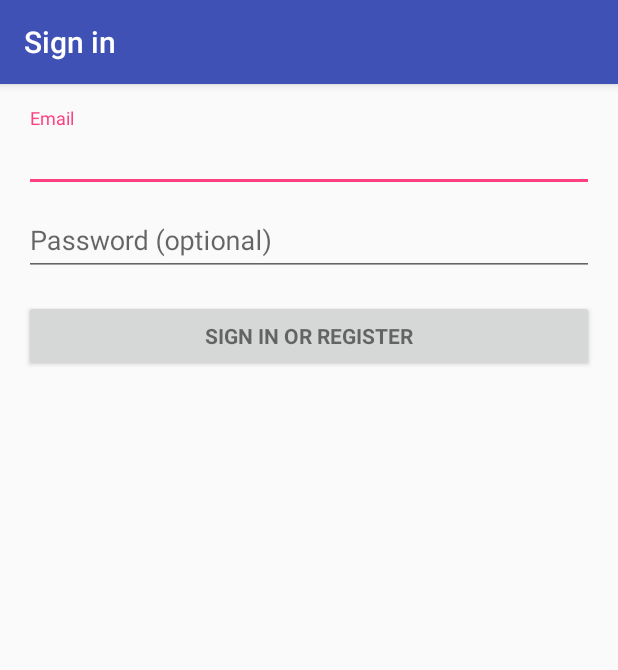
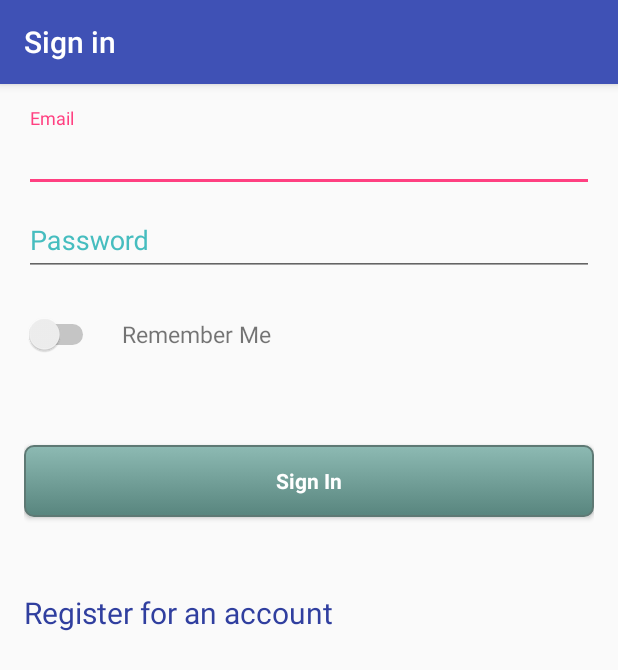
Before and after one commit to leesh86/Hackathon-Insurance-App, an Android app: the screen it shows after launch (LoginActivity), after a tap on "Login", on a phone screen of 412 x 824 dp. Shown: the top 670 px of the screen. Run offline under Robolectric (Android 15) with nearby library versions, the phone set to English and light mode, and no system bars; 2 statements that could not run were skipped.

Commit message:
login screen

```diff
--- a/app/src/main/java/com/perfecto/lees/myapplication/MainActivity.java
+++ b/app/src/main/java/com/perfecto/lees/myapplication/MainActivity.java
@@ -38,6 +38,14 @@ public class MainActivity extends AppCompatActivity
         TextView login = (TextView) findViewById(R.id.loginBtn);
 
         login.setOnClickListener(new View.OnClickListener() {
+            public void onClick(View sender) {
+                Intent i = new Intent(getApplicationContext(), LoginActivity.class);
+                startActivity(i);
+            }
+        });
+
+        Button makeAPayment = (Button) findViewById(R.id.Button01_make_payment);
+        makeAPayment.setOnClickListener(new View.OnClickListener() {
             public void onClick(View sender) {
                 Intent i = new Intent(getApplicationContext(), LoginActivity.class);
                 startActivity(i);
--- /dev/null
+++ b/app/src/main/res/drawable/login_button.xml
@@ -0,0 +1,24 @@
+<?xml version="1.0" encoding="utf-8"?>
+<selector xmlns:android="http://schemas.android.com/apk/res/android" >
+    <item android:state_pressed="true" >
+        <shape android:shape="rectangle"  >
+            <corners android:radius="6dip" />
+            <stroke android:width="1dip" android:color="#5e7974" />
+            <gradient android:angle="-90" android:startColor="#345953" android:endColor="#689a92"  />
+        </shape>
+    </item>
+    <item android:state_focused="true">
+        <shape android:shape="rectangle"  >
+            <corners android:radius="6dip" />
+            <stroke android:width="1dip" android:color="#5e7974" />
+            <solid android:color="#58857e"/>
+        </shape>
+    </item>
+    <item >
+        <shape android:shape="rectangle"  >
+            <corners android:radius="6dip" />
+            <stroke android:width="1dip" android:color="#5e7974" />
+            <gradient android:angle="-90" android:startColor="#8dbab3" android:endColor="#58857e" />
+        </shape>
+    </item>
+</selector>
--- a/app/src/main/res/layout/activity_login.xml
+++ b/app/src/main/res/layout/activity_login.xml
@@ -9,6 +9,8 @@
     android:paddingRight="@dimen/activity_horizontal_margin"
     android:paddingTop="@dimen/activity_vertical_margin"
     tools:context="com.perfecto.lees.myapplication.LoginActivity">
+
+    <!--<include layout="@layout/app_bar"/>-->
 
     <!-- Login progress -->
     <ProgressBar
@@ -32,7 +34,8 @@
 
             <android.support.design.widget.TextInputLayout
                 android:layout_width="match_parent"
-                android:layout_height="wrap_content">
+                android:layout_height="wrap_content"
+                android:textColorHint="#46bdbf">
 
                 <AutoCompleteTextView
                     android:id="@+id/email"
@@ -47,7 +50,8 @@
 
             <android.support.design.widget.TextInputLayout
                 android:layout_width="match_parent"
-                android:layout_height="wrap_content">
+                android:layout_height="wrap_content"
+                android:textColorHint="#46bdbf">
 
                 <EditText
                     android:id="@+id/password"
@@ -63,14 +67,49 @@
 
             </android.support.design.widget.TextInputLayout>
 
+            <LinearLayout
+                android:layout_width="match_parent"
+                android:layout_height="wrap_content"
+                android:orientation="horizontal">
+
+                <Switch
+                    android:id="@+id/remember_me_switch"
+                    android:layout_width="wrap_content"
+                    android:layout_height="wrap_content"
+                    android:layout_marginTop="25dp"
+                    android:switchMinWidth="50sp"
+                    android:theme="@style/Switch"/>
+
+                <TextView
+                    android:layout_width="wrap_content"
+                    android:layout_height="wrap_content"
+                    android:layout_marginLeft="15sp"
+                    android:layout_marginTop="25dp"
+                    android:text="@string/remember_me_switch"
+                    android:textSize="15sp" />
+
+            </LinearLayout>
+
             <Button
                 android:id="@+id/sign_in_button"
                 style="?android:textAppearanceSmall"
                 android:layout_width="match_parent"
                 android:layout_height="wrap_content"
-                android:layout_marginTop="16dp"
-                android:text="@string/action_sign_in"
-                android:textStyle="bold" />
+                android:layout_marginTop="60dp"
+                android:text="@string/action_sign_in_short"
+                android:textColor="#FFFFFF"
+                android:textStyle="bold"
+                android:textAllCaps="false"
+                android:background="@drawable/login_button"/>
+
+            <TextView
+                android:layout_width="wrap_content"
+                android:layout_height="wrap_content"
+                android:text="@string/register_link"
+                android:layout_marginTop="50dp"
+                android:textSize="20sp"
+                android:textColor="@color/colorPrimaryDark" />
+
 
         </LinearLayout>
     </ScrollView>
--- /dev/null
+++ b/app/src/main/res/layout/app_bar.xml
@@ -0,0 +1,11 @@
+<?xml version="1.0" encoding="utf-8"?>
+
+<android.support.v7.widget.Toolbar
+    xmlns:android="http://schemas.android.com/apk/res/android"
+    xmlns:app="http://schemas.android.com/apk/res-auto"
+    android:layout_width="match_parent"
+    android:layout_height="wrap_content"
+    android:background="@color/bright_green"
+    app:popupTheme="@style/AppTheme">
+
+</android.support.v7.widget.Toolbar>
--- a/app/src/main/res/layout/content_main.xml
+++ b/app/src/main/res/layout/content_main.xml
@@ -3,7 +3,7 @@
 <LinearLayout xmlns:android="http://schemas.android.com/apk/res/android"
     xmlns:app="http://schemas.android.com/apk/res-auto"
     xmlns:tools="http://schemas.android.com/tools"
-    android:id="@+id/linear_layout"
+    android:id="@+id/main_page_layout"
     android:layout_width="match_parent"
     android:layout_height="match_parent"
     android:background="@android:color/holo_blue_dark"
@@ -20,7 +20,7 @@
         android:gravity="right">
 
         <ImageView
-            android:id="@+id/imageView"
+            android:id="@+id/login_icon_image_view"
             android:layout_width="40dp"
             android:layout_height="40dp"
             android:paddingTop="3dp"
@@ -41,7 +41,6 @@
     </LinearLayout>
 
     <LinearLayout
-        android:id="@+id/LinearLayout02"
         android:layout_width="match_parent"
         android:layout_height="0dp"
         android:layout_alignParentBottom="true"
@@ -63,7 +62,7 @@
         <!--android:textAllCaps="false">-->
         <!--</Button>-->
         <Button
-            android:id="@+id/Button01"
+            android:id="@+id/Button01_make_payment"
             style="@style/MainPageButton"
             android:text="@string/make_a_payment">
         </Button>
@@ -81,7 +80,7 @@
             <!--android:textStyle="bold">-->
         <!--</Button>-->
         <Button
-            android:id="@+id/Button02"
+            android:id="@+id/Button02_get_free_quote"
             style="@style/MainPageButton"
             android:text="@string/get_a_quote">
         </Button>
@@ -90,7 +89,6 @@
     </LinearLayout>
 
     <LinearLayout
-        android:id="@+id/LinearLayout03"
         android:layout_width="match_parent"
         android:layout_height="0dp"
         android:layout_alignParentBottom="true"
@@ -99,20 +97,19 @@
         android:weightSum="1">
 
         <Button
-            android:id="@+id/Button03"
+            android:id="@+id/Button03_manage_policies"
             style="@style/MainPageButton"
             android:text="@string/manage_policies">
         </Button>
 
         <Button
-            android:id="@+id/Button04"
+            android:id="@+id/Button04_view_id_cards"
             style="@style/MainPageButton"
             android:text="@string/view_id_cards">
         </Button>
     </LinearLayout>
 
     <LinearLayout
-        android:id="@+id/LinearLayout04"
         android:layout_width="match_parent"
         android:layout_height="0dp"
         android:layout_alignParentBottom="true"
@@ -121,13 +118,13 @@
         android:weightSum="1">
 
         <Button
-            android:id="@+id/Button05"
+            android:id="@+id/Button05_visit_claims_center"
             style="@style/MainPageButton"
             android:text="@string/visit_claims_center">
         </Button>
 
         <Button
-            android:id="@+id/Button06"
+            android:id="@+id/Button06_tools_for_living"
             style="@style/MainPageButton"
             android:text="@string/tools_for_everyday_living">
         </Button>
--- a/app/src/main/res/values/strings.xml
+++ b/app/src/main/res/values/strings.xml
@@ -14,9 +14,9 @@
 
     <!-- Strings related to login -->
     <string name="prompt_email">Email</string>
-    <string name="prompt_password">Password (optional)</string>
+    <string name="prompt_password">Password</string>
     <string name="action_sign_in">Sign in or register</string>
-    <string name="action_sign_in_short">Sign in</string>
+    <string name="action_sign_in_short">Sign In</string>
     <string name="error_invalid_email">This email address is invalid</string>
     <string name="error_invalid_password">This password is too short</string>
     <string name="error_incorrect_password">This password is incorrect</string>
@@ -24,6 +24,10 @@
     <string name="permission_rationale">"Contacts permissions are needed for providing email
         completions."
     </string>
+    <string name="remember_me_switch">Remember Me</string>
+    <string name="register_link">Register for an account</string>
+
+
 
 
 </resources>
--- a/app/src/main/res/values/styles.xml
+++ b/app/src/main/res/values/styles.xml
@@ -29,4 +29,17 @@
         <item name="android:layout_margin">1dp</item>
     </style>
 
+    <style name="Switch" parent="Theme.AppCompat.Light">
+        <!-- active thumb & track color (30% transparency) -->
+        <item name="colorControlActivated">#46bdbf</item>
+
+        <!-- inactive thumb color -->
+        <item name="colorSwitchThumbNormal">#2b2b2b
+        </item>
+
+        <!-- inactive track color (30% transparency) -->
+        <item name="android:colorForeground">#2b2b2b
+        </item>
+    </style>
+
 </resources>
```
Also changed, not shown: app/src/main/res/drawable/login_button.png (deleted).
